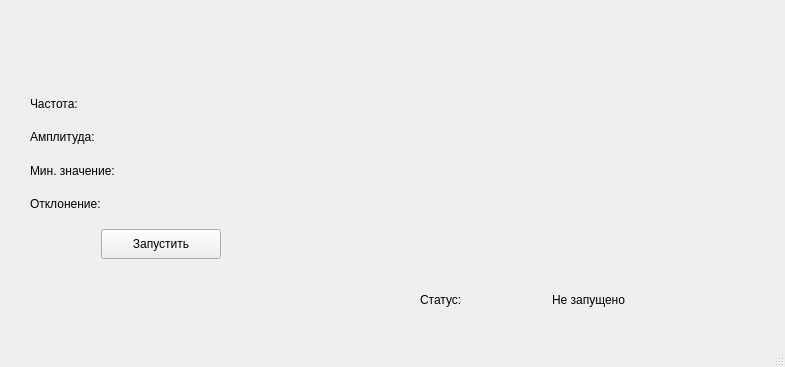
Old version of the form application/mainwindow.ui in the repository Vsevomes/ADC_project.
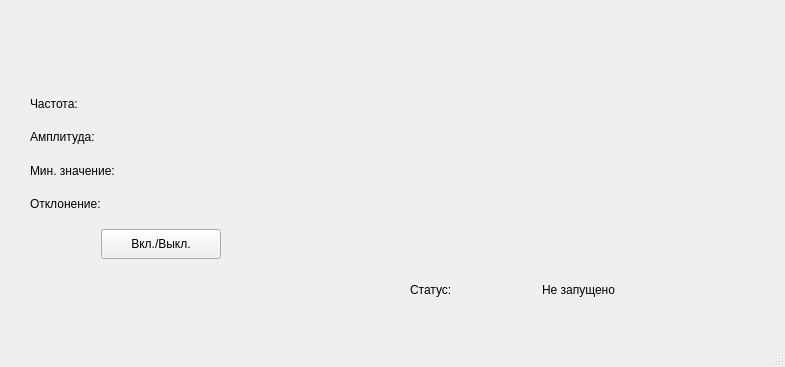
New version of the form. Custom widgets are drawn as their Qt base class.

Patch:
```diff
--- a/application/mainwindow.ui
+++ b/application/mainwindow.ui
@@ -136,7 +136,7 @@
             </size>
            </property>
            <property name="text">
-            <string>Запустить</string>
+            <string>Вкл./Выкл.</string>
            </property>
           </widget>
          </item>
@@ -159,11 +159,11 @@
      </item>
     </layout>
    </widget>
-   <widget class="QWidget" name="">
+   <widget class="QWidget" name="layoutWidget">
     <property name="geometry">
      <rect>
-      <x>420</x>
-      <y>290</y>
+      <x>410</x>
+      <y>280</y>
       <width>257</width>
       <height>19</height>
      </rect>
```
